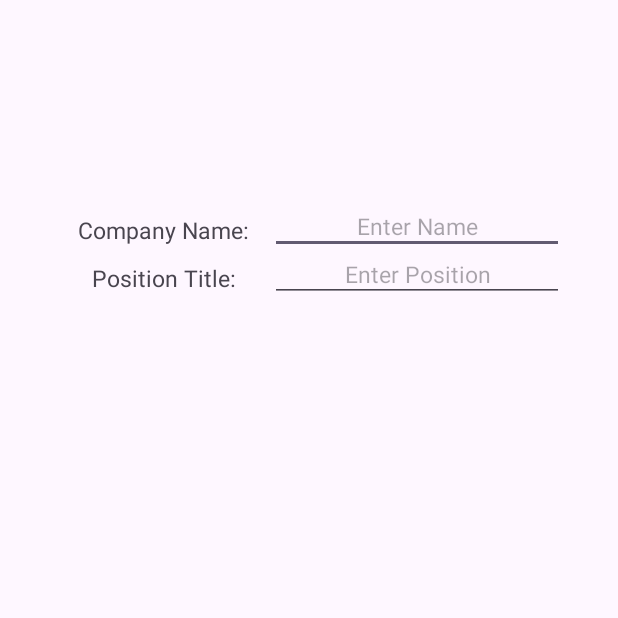
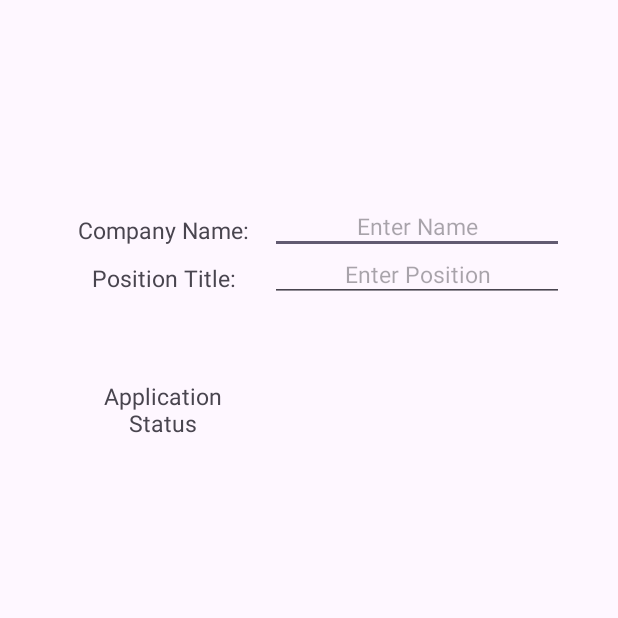
Before and after one commit to leslyVillanueva1020/Project2, an Android app: the NewApplicationActivity screen opened directly, with no data from a screen before it, on a phone screen of 412 x 824 dp, the top half of it. Run offline under Robolectric (Android 15) with nearby library versions, the phone set to English and light mode, and no system bars.

Commit message:
added a Application Status Text

```diff
--- a/app/src/main/res/layout/activity_new_application.xml
+++ b/app/src/main/res/layout/activity_new_application.xml
@@ -58,5 +58,18 @@
         android:textSize="15dp"
         app:layout_constraintBottom_toBottomOf="@id/PositionText"
         app:layout_constraintStart_toEndOf="@id/PositionText" />
+    <!-- Application Status Text -->
+    <TextView
+        android:id="@id/ApplicationStatusText"
+        android:layout_width="126dp"
+        android:layout_height="64dp"
+        android:layout_marginTop="40dp"
+        android:gravity="center"
+        android:text="Application Status"
+        android:textSize="15dp"
+        app:layout_constraintEnd_toEndOf="parent"
+        app:layout_constraintHorizontal_bias="0.161"
+        app:layout_constraintStart_toStartOf="parent"
+        app:layout_constraintTop_toBottomOf="@id/PositionText" />
 
 </androidx.constraintlayout.widget.ConstraintLayout>
```
